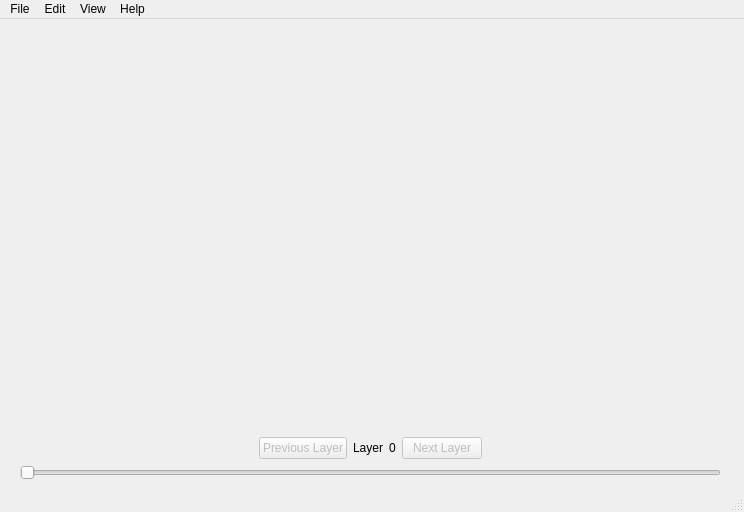
Old version of the form I3C_ImageCreator/mainwindow.ui in the repository pgTech123/I3C_FileCreator.
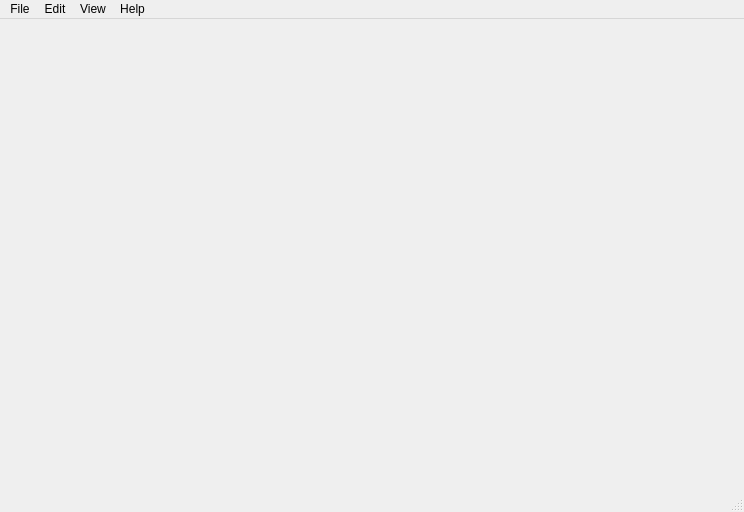
New version of the form.

Patch:
```diff
--- a/I3C_ImageCreator/mainwindow.ui
+++ b/I3C_ImageCreator/mainwindow.ui
@@ -17,130 +17,13 @@
    <widget class="QWidget" name="gridLayoutWidget">
     <property name="geometry">
      <rect>
-      <x>0</x>
-      <y>0</y>
-      <width>741</width>
-      <height>461</height>
+      <x>20</x>
+      <y>40</y>
+      <width>641</width>
+      <height>401</height>
      </rect>
     </property>
-    <layout class="QGridLayout" name="gridLayout">
-     <item row="1" column="0">
-      <spacer name="verticalSpacer_2">
-       <property name="orientation">
-        <enum>Qt::Vertical</enum>
-       </property>
-       <property name="sizeHint" stdset="0">
-        <size>
-         <width>20</width>
-         <height>40</height>
-        </size>
-       </property>
-      </spacer>
-     </item>
-     <item row="2" column="1">
-      <layout class="QHBoxLayout" name="horizontalLayout">
-       <item>
-        <spacer name="horizontalSpacer">
-         <property name="orientation">
-          <enum>Qt::Horizontal</enum>
-         </property>
-         <property name="sizeHint" stdset="0">
-          <size>
-           <width>40</width>
-           <height>20</height>
-          </size>
-         </property>
-        </spacer>
-       </item>
-       <item>
-        <widget class="QPushButton" name="pushButtonPrevious">
-         <property name="enabled">
-          <bool>false</bool>
-         </property>
-         <property name="text">
-          <string>Previous Layer</string>
-         </property>
-        </widget>
-       </item>
-       <item>
-        <widget class="QLabel" name="labelLayer">
-         <property name="text">
-          <string>Layer</string>
-         </property>
-        </widget>
-       </item>
-       <item>
-        <widget class="QLabel" name="labelLayerValue">
-         <property name="text">
-          <string>0</string>
-         </property>
-        </widget>
-       </item>
-       <item>
-        <widget class="QPushButton" name="pushButtonNext">
-         <property name="enabled">
-          <bool>false</bool>
-         </property>
-         <property name="text">
-          <string>Next Layer</string>
-         </property>
-        </widget>
-       </item>
-       <item>
-        <spacer name="horizontalSpacer_2">
-         <property name="orientation">
-          <enum>Qt::Horizontal</enum>
-         </property>
-         <property name="sizeHint" stdset="0">
-          <size>
-           <width>40</width>
-           <height>20</height>
-          </size>
-         </property>
-        </spacer>
-       </item>
-      </layout>
-     </item>
-     <item row="0" column="1">
-      <spacer name="horizontalSpacer_3">
-       <property name="orientation">
-        <enum>Qt::Horizontal</enum>
-       </property>
-       <property name="sizeHint" stdset="0">
-        <size>
-         <width>40</width>
-         <height>20</height>
-        </size>
-       </property>
-      </spacer>
-     </item>
-     <item row="3" column="1">
-      <widget class="QSlider" name="horizontalSliderLayer">
-       <property name="minimum">
-        <number>0</number>
-       </property>
-       <property name="maximum">
-        <number>0</number>
-       </property>
-       <property name="orientation">
-        <enum>Qt::Horizontal</enum>
-       </property>
-      </widget>
-     </item>
-     <item row="1" column="2">
-      <spacer name="verticalSpacer_3">
-       <property name="orientation">
-        <enum>Qt::Vertical</enum>
-       </property>
-       <property name="sizeHint" stdset="0">
-        <size>
-         <width>20</width>
-         <height>40</height>
-        </size>
-       </property>
-      </spacer>
-     </item>
-    </layout>
+    <layout class="QGridLayout" name="gridLayout"/>
    </widget>
   </widget>
   <widget class="QMenuBar" name="menubar">
```
